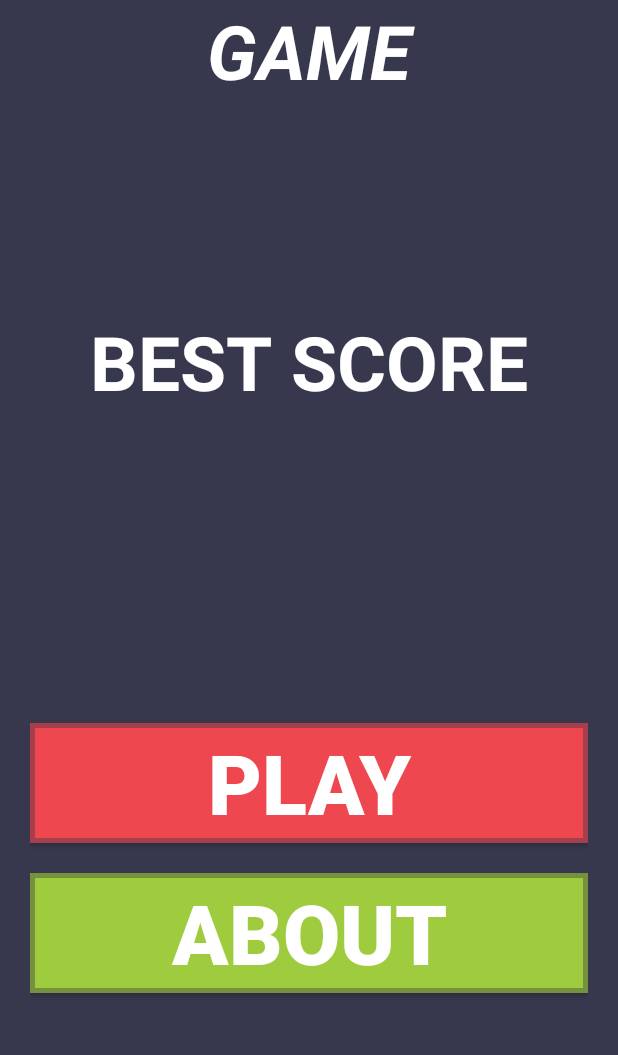
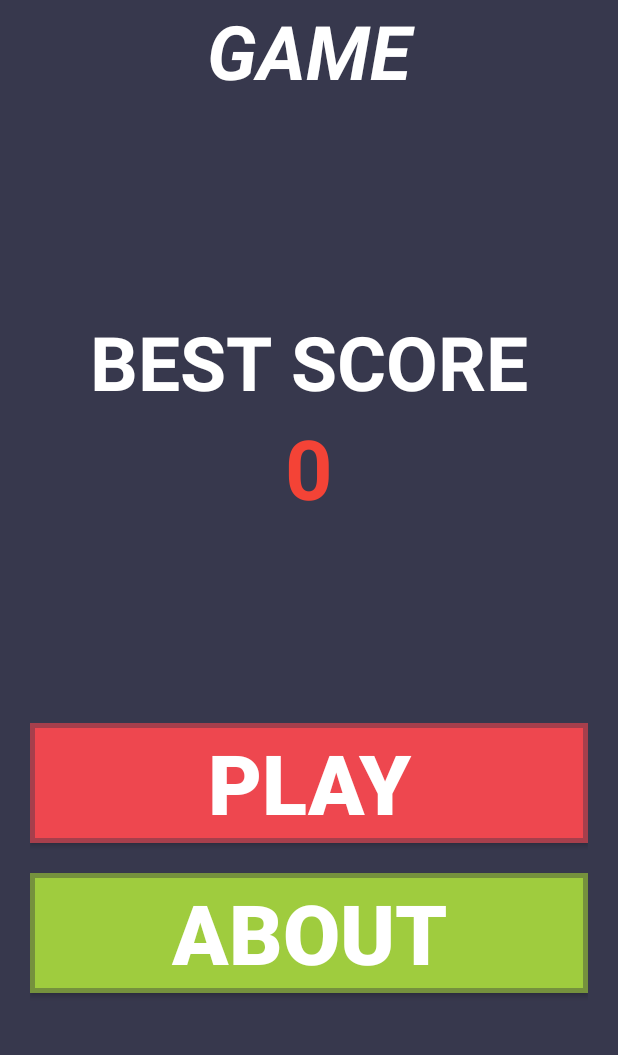
Before and after one commit to phuocloi0502/Fastmath, an Android app: the screen it shows after launch (MainActivity), on a phone screen of 412 x 824 dp, the part 101-1156 px from its top. Run offline under Robolectric (Android 15) with nearby library versions, the light colour scheme and no system bars.

Commit message:
làm xong best score p2

```diff
--- a/app/src/main/java/com/example/fastmath/MainActivity.java
+++ b/app/src/main/java/com/example/fastmath/MainActivity.java
@@ -13,28 +13,33 @@ public class MainActivity extends AppCompatActivity {
     Button btnPlay, btnAbout;
     TextView txvScore;
     SharedPreferences pr;
+
     @Override
     protected void onCreate(Bundle savedInstanceState) {
         super.onCreate(savedInstanceState);
         setContentView(R.layout.activity_main);
 
-     //   pr=getSharedPreferences("luudiemhome",MODE_PRIVATE);
-        Intent laydiem=this.getIntent();
-        String  score=laydiem.getStringExtra("diemhome");
-        txvScore=findViewById(R.id.txvscore);
-        txvScore.setText(score);
+        pr = getSharedPreferences("luudiemhome", MODE_PRIVATE);
+        Intent laydiem = this.getIntent();
+        String score = laydiem.getStringExtra("dh");
+        txvScore = findViewById(R.id.txvscorehome);
+        String ht = pr.getString("diem", "0");
 
-        btnPlay=findViewById(R.id.btnplay);
+        //luudiem
+        SharedPreferences.Editor editor = pr.edit();
+        editor.putString("diem", score);
+        editor.commit();
+        txvScore.setText(ht);
+
+        btnPlay = findViewById(R.id.btnplay);
 
         btnPlay.setOnClickListener(new View.OnClickListener() {
             @Override
             public void onClick(View v) {
-                Intent intent=new Intent(MainActivity.this,playactivity.class);
+                Intent intent = new Intent(MainActivity.this, playactivity.class);
                 startActivity(intent);
             }
         });
-//        SharedPreferences.Editor editor=pr.edit();
-//        editor.putString("diem",score);
-//        editor.commit();
+
     }
 }
--- a/app/src/main/java/com/example/fastmath/playactivity.java
+++ b/app/src/main/java/com/example/fastmath/playactivity.java
@@ -165,9 +165,10 @@ public class playactivity extends AppCompatActivity {
         // gui qua overlayout
         Intent intent = new Intent(playactivity.this, overactivity.class);
         intent.putExtra("d", String.valueOf(score));
+        intent.putExtra("dcao", String.valueOf(bestscore));
         // gui qua mainlayout
-        Intent intenthome=new Intent(playactivity.this,MainActivity.class);
-        intenthome.putExtra("diemhome",String.valueOf(bestscore));
+//        Intent intenthome=new Intent(playactivity.this,MainActivity.class);
+//        intenthome.putExtra("diemhome",String.valueOf(bestscore));
         activity.finish();
         startActivity(intent);
     }
--- a/app/src/main/res/layout/activity_main.xml
+++ b/app/src/main/res/layout/activity_main.xml
@@ -53,10 +53,10 @@
             android:layout_height="wrap_content"
             android:layout_gravity="center"
             android:text="SCORE"
-            android:textColor="#fff"
+            android:textColor="#F44336"
             android:textSize="55sp"
             android:textStyle="bold"
-            android:id="@+id/txvscore"/>
+            android:id="@+id/txvscorehome"/>
     </LinearLayout>
 
     <LinearLayout
```
Also changed, not shown: app/src/main/java/com/example/fastmath/overactivity.java (+7 -5 lines).
